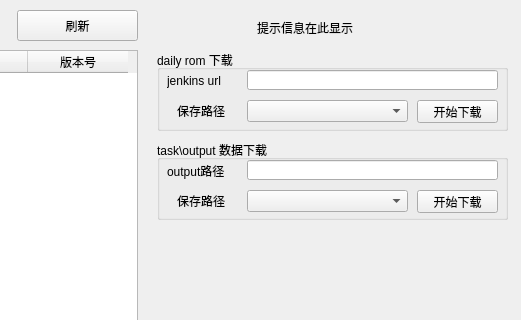
Old version of the form ui/abyss.ui in the repository zhichaoGuo/htek_DR_tool; both pictures show x 283 to 804 and y 0 to 320 of the 804 by 684 pixel window.
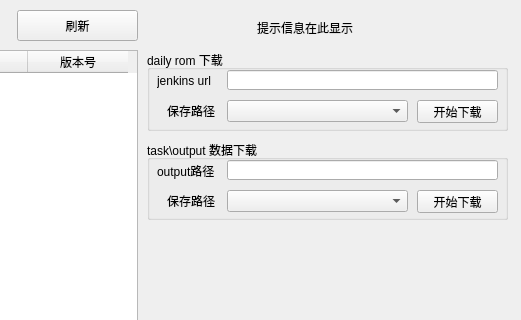
New version of the form.

Commit message: 为syslog calllog界面添加图标

Patch:
```diff
--- a/ui/abyss.ui
+++ b/ui/abyss.ui
@@ -11,7 +11,7 @@
    </rect>
   </property>
   <property name="windowTitle">
-   <string>Form</string>
+   <string>HTT - abyss</string>
   </property>
   <widget class="QTableWidget" name="tableWidget">
    <property name="geometry">
@@ -77,9 +77,9 @@
   <widget class="QGroupBox" name="groupBox">
    <property name="geometry">
     <rect>
-     <x>440</x>
+     <x>430</x>
      <y>50</y>
-     <width>351</width>
+     <width>361</width>
      <height>81</height>
     </rect>
    </property>
@@ -102,9 +102,9 @@
    <widget class="QLineEdit" name="text_jenkins_url">
     <property name="geometry">
      <rect>
-      <x>90</x>
+      <x>80</x>
       <y>20</y>
-      <width>251</width>
+      <width>271</width>
       <height>20</height>
      </rect>
     </property>
@@ -112,9 +112,9 @@
    <widget class="QComboBox" name="box_save_rom_path">
     <property name="geometry">
      <rect>
-      <x>90</x>
+      <x>80</x>
       <y>50</y>
-      <width>161</width>
+      <width>181</width>
       <height>22</height>
      </rect>
     </property>
@@ -135,7 +135,7 @@
    <widget class="QPushButton" name="btn_download_dailyt_rom">
     <property name="geometry">
      <rect>
-      <x>260</x>
+      <x>270</x>
       <y>50</y>
       <width>81</width>
       <height>23</height>
@@ -149,9 +149,9 @@
   <widget class="QGroupBox" name="groupBox_2">
    <property name="geometry">
     <rect>
-     <x>440</x>
+     <x>430</x>
      <y>140</y>
-     <width>351</width>
+     <width>361</width>
      <height>80</height>
     </rect>
    </property>
@@ -161,9 +161,9 @@
    <widget class="QLineEdit" name="text_output_path">
     <property name="geometry">
      <rect>
-      <x>90</x>
+      <x>80</x>
       <y>20</y>
-      <width>251</width>
+      <width>271</width>
       <height>20</height>
      </rect>
     </property>
@@ -184,9 +184,9 @@
    <widget class="QComboBox" name="box_save_output_path">
     <property name="geometry">
      <rect>
-      <x>90</x>
+      <x>80</x>
       <y>50</y>
-      <width>161</width>
+      <width>181</width>
       <height>22</height>
      </rect>
     </property>
@@ -194,7 +194,7 @@
    <widget class="QPushButton" name="btn_download_output">
     <property name="geometry">
      <rect>
-      <x>260</x>
+      <x>270</x>
       <y>50</y>
       <width>81</width>
       <height>23</height>
```
The commit also changes 6 other files.
